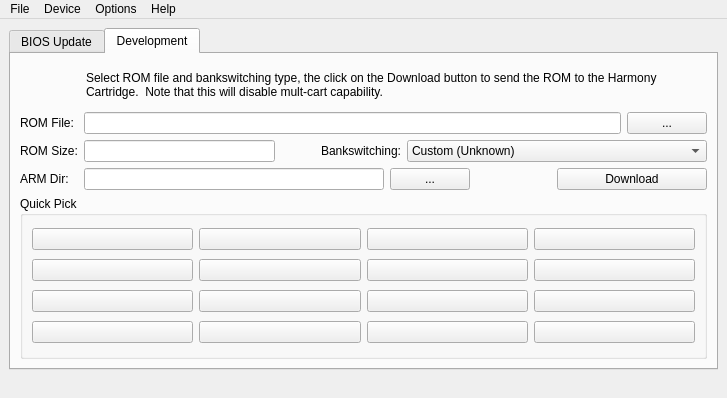
Before: the Qt Designer form harmonycartwindow.ui in sa666666/harmonycart, drawn with Qt 5.
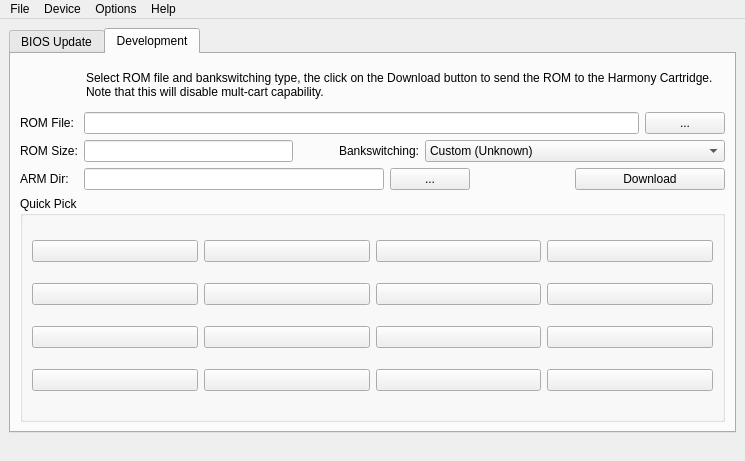
After: the same form once the commit is applied. The open tabs and pages were chosen to show the change. Icons and pictures are not drawn.

Patch:
```diff
--- a/harmonycartwindow.ui
+++ b/harmonycartwindow.ui
@@ -2,6 +2,14 @@
 <ui version="4.0">
  <class>HarmonyCartWindow</class>
  <widget class="QMainWindow" name="HarmonyCartWindow">
+  <property name="geometry">
+   <rect>
+    <x>0</x>
+    <y>0</y>
+    <width>745</width>
+    <height>461</height>
+   </rect>
+  </property>
   <property name="sizePolicy">
    <sizepolicy hsizetype="Preferred" vsizetype="Preferred">
     <horstretch>0</horstretch>
@@ -34,6 +42,11 @@
         <verstretch>0</verstretch>
        </sizepolicy>
       </property>
+      <property name="font">
+       <font>
+        <pointsize>9</pointsize>
+       </font>
+      </property>
       <property name="currentIndex">
        <number>1</number>
       </property>
@@ -430,6 +443,11 @@
           </item>
           <item>
            <widget class="QLabel" name="label_2">
+            <property name="font">
+             <font>
+              <pointsize>9</pointsize>
+             </font>
+            </property>
             <property name="text">
              <string>Select ROM file and bankswitching type, the click on the Download button to send the ROM to the Harmony Cartridge.  Note that this will disable mult-cart capability.</string>
             </property>
@@ -865,6 +883,11 @@
             <verstretch>0</verstretch>
            </sizepolicy>
           </property>
+          <property name="font">
+           <font>
+            <pointsize>9</pointsize>
+           </font>
+          </property>
           <property name="title">
            <string>Quick Pick</string>
           </property>
@@ -1164,6 +1187,14 @@
    </layout>
   </widget>
   <widget class="QMenuBar" name="menubar">
+   <property name="geometry">
+    <rect>
+     <x>0</x>
+     <y>0</y>
+     <width>745</width>
+     <height>26</height>
+    </rect>
+   </property>
    <widget class="QMenu" name="menuFile">
     <property name="title">
      <string>File</string>
```
Left out of the diff: 17 changed lines with no effect on the pictures.
